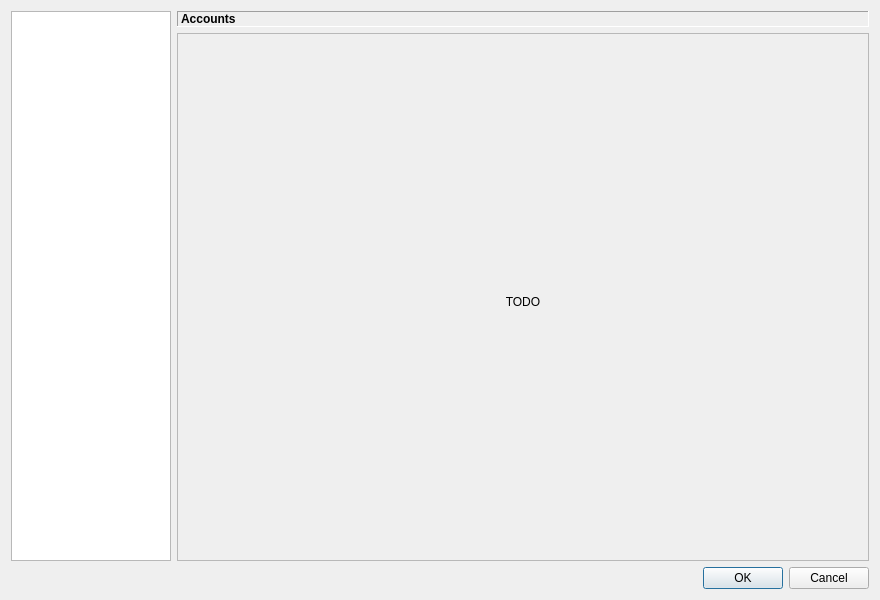
erengy/taiga, file src/gui/settings/settings_dialog.ui: the form before one commit.
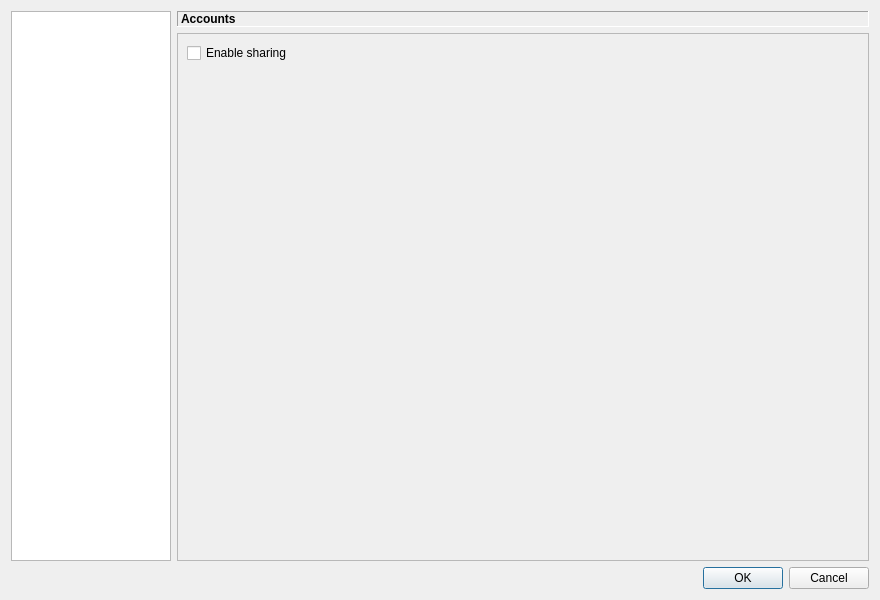
The form after the commit. The open tabs and pages were chosen to show the change.

Commit message: Add sharing setting

```diff
--- a/src/gui/settings/settings_dialog.ui
+++ b/src/gui/settings/settings_dialog.ui
@@ -632,6 +632,30 @@
            </item>
           </layout>
          </widget>
+         <widget class="QWidget" name="sharingPage">
+          <layout class="QVBoxLayout" name="sharingPageLayout">
+           <item>
+            <widget class="QCheckBox" name="sharingEnabledCheckBox">
+             <property name="text">
+              <string>Enable sharing</string>
+             </property>
+            </widget>
+           </item>
+           <item>
+            <spacer name="sharingVerticalSpacer">
+             <property name="orientation">
+              <enum>Qt::Vertical</enum>
+             </property>
+             <property name="sizeHint" stdset="0">
+              <size>
+               <width>20</width>
+               <height>40</height>
+              </size>
+             </property>
+            </spacer>
+           </item>
+          </layout>
+         </widget>
          <widget class="QWidget" name="streamingPage">
           <layout class="QVBoxLayout" name="verticalLayout_10">
            <item>
```
The commit also changes 8 other files.
